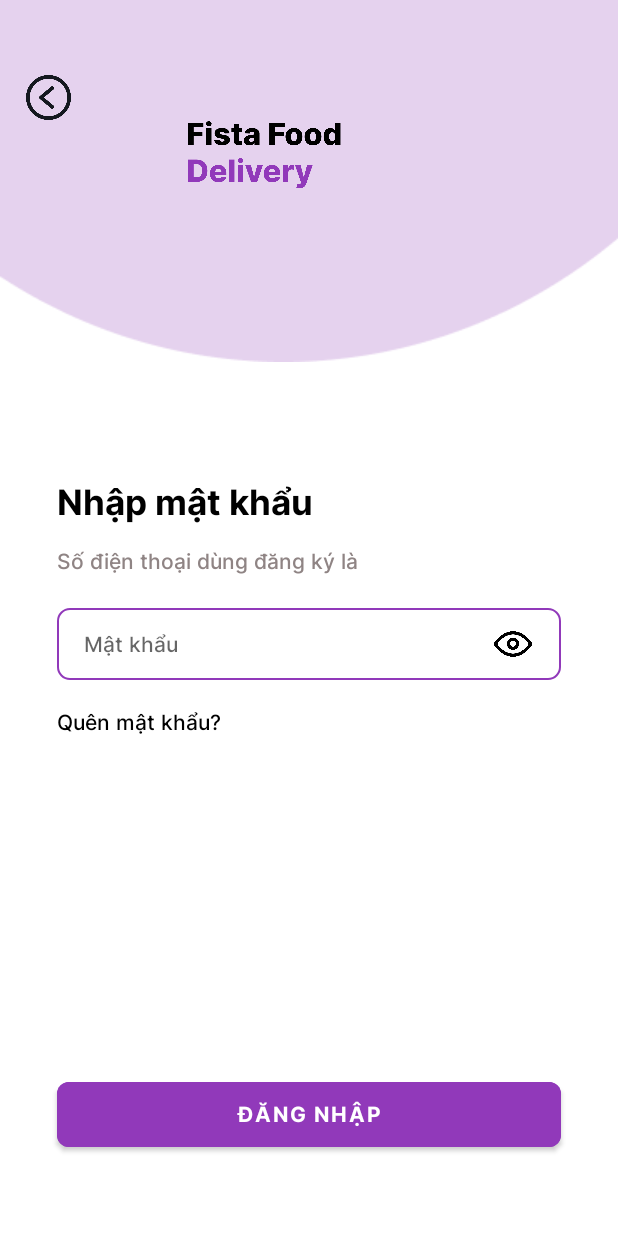
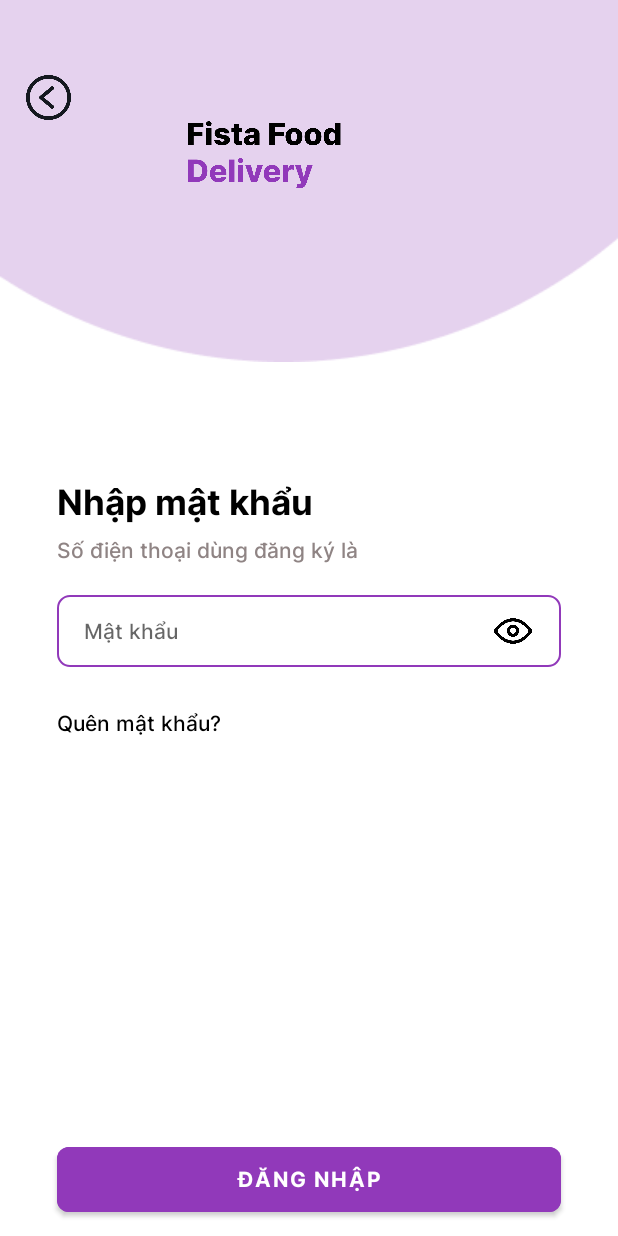
Before and after one commit to thuyle-23/Fista-Food-Delivery, an Android app: the layout layout_enter_password.xml on its own in the app's theme, with its tools: preview values and no code run, on a phone screen of 412 x 824 dp. Run offline under Robolectric (Android 15) with nearby library versions, the phone set to English and light mode, and no system bars.

Commit message:
modify gui part 2

```diff
--- a/app/src/main/res/layout/layout_enter_password.xml
+++ b/app/src/main/res/layout/layout_enter_password.xml
@@ -5,14 +5,48 @@
     android:layout_width="match_parent"
     android:layout_height="match_parent"
     tools:context=".EnterPassword">
-    <include layout="@layout/first_toolbar"/>
+
+    <ImageView
+        android:id="@+id/imgBack"
+        android:layout_width="30dp"
+        android:layout_height="30dp"
+        android:layout_marginLeft="17dp"
+        android:layout_marginTop="50dp"
+        android:translationZ="90dp"
+        app:srcCompat="@drawable/icon_back" />
+
+    <LinearLayout
+        android:layout_width="match_parent"
+        android:layout_height="wrap_content"
+        android:clickable="true"
+        android:focusableInTouchMode="true"
+        android:orientation="vertical">
+
+        <include layout="@layout/first_toolbar" />
+
+    </LinearLayout>
+
+    <ScrollView
+        android:layout_width="match_parent"
+        android:layout_height="wrap_content"
+        android:overScrollMode="never"
+        android:scrollbars="none">
+
+        <LinearLayout
+            android:layout_width="match_parent"
+            android:layout_height="wrap_content"
+            android:clickable="true"
+            android:focusableInTouchMode="true"
+            android:gravity="bottom"
+            android:orientation="vertical">
 
             <TextView
-        android:id="@+id/txtInstruct3"
-        android:layout_width="334dp"
+                android:id="@+id/txtInstruct1"
+                android:layout_width="wrap_content"
                 android:layout_height="32dp"
-        android:layout_marginLeft="38dp"
+                android:layout_marginStart="38dp"
                 android:layout_marginTop="317dp"
+                android:layout_marginEnd="37dp"
                 android:fontFamily="@font/inter_bold"
                 android:text="@string/label_password"
                 android:textColor="@color/black"
@@ -22,54 +56,62 @@
                 android:id="@+id/txtInstruct4"
                 android:layout_width="329dp"
                 android:layout_height="20dp"
-        android:layout_marginLeft="38dp"
-        android:layout_marginTop="364dp"
+                android:layout_centerHorizontal="true"
+                android:layout_marginStart="38dp"
+                android:layout_marginTop="7dp"
                 android:fontFamily="@font/inter_medium"
                 android:text="@string/helper_phoneNumber2"
                 android:textColor="@color/mainGray"
                 android:textSize="14sp" />
 
-    <ImageView
-        android:id="@+id/imgBack"
-        android:layout_width="30dp"
-        android:layout_height="30dp"
-        android:layout_marginLeft="17dp"
-        android:layout_marginTop="50dp"
-        app:srcCompat="@drawable/icon_back" />
 
             <EditText
-        android:id="@+id/text"
+                android:id="@+id/txtPassword"
                 android:layout_width="336dp"
                 android:layout_height="48dp"
-        android:layout_marginLeft="38dp"
-        android:layout_marginTop="405dp"
+                android:layout_marginStart="38dp"
+                android:layout_marginTop="20dp"
                 android:background="@drawable/edittext_border_purple"
+                android:drawableRight="@drawable/drawable_password"
                 android:fontFamily="@font/inter_medium"
                 android:hint="@string/placeholder_password"
                 android:paddingLeft="18dp"
-        android:textSize="14sp"
-        android:drawableRight="@drawable/drawable_password"/>
+                android:textSize="14sp" />
+
+            <TextView
+                android:id="@+id/txtForgotPassword"
+                android:layout_width="wrap_content"
+                android:layout_height="wrap_content"
+                android:layout_marginLeft="38dp"
+                android:layout_marginTop="27dp"
+                android:fontFamily="@font/inter_medium"
+                android:text="@string/label_forgotpassword"
+                android:textColor="@color/black"
+                android:textSize="14sp" />
+        </LinearLayout>
+    </ScrollView>
+
+    <LinearLayout
+        android:layout_width="match_parent"
+        android:layout_height="wrap_content"
+        android:layout_alignParentBottom="true"
+        android:background="@color/white"
+        android:clickable="true"
+        android:focusableInTouchMode="true"
+        android:orientation="vertical">
 
         <Button
             android:id="@+id/btnSignIn"
             android:layout_width="336dp"
             android:layout_height="55dp"
-        android:layout_marginLeft="38dp"
-        android:layout_marginTop="715dp"
+            android:layout_marginStart="38dp"
+            android:layout_marginTop="0dp"
+            android:layout_marginEnd="37dp"
+            android:layout_marginBottom="10dp"
             android:backgroundTint="@color/mainPurple"
             android:fontFamily="@font/inter_bold"
             android:text="@string/btnSignIn"
             app:cornerRadius="8dp"
             app:strokeColor="@color/mainPurple" />
-
-    <TextView
-        android:id="@+id/txtForgotPassword"
-        android:layout_width="336dp"
-        android:layout_height="20dp"
-        android:layout_marginLeft="38dp"
-        android:layout_marginTop="471dp"
-        android:fontFamily="@font/inter_medium"
-        android:text="@string/label_forgotpassword"
-        android:textColor="@color/black"
-        android:textSize="14sp" />
+    </LinearLayout>
 </RelativeLayout>
```
Also changed, not shown: app/src/main/AndroidManifest.xml (+4 -4 lines), app/src/main/java/com/example/fooddelivery/AddLocationnActivity.java (+57 -0 lines), app/src/main/java/com/example/fooddelivery/EnterPassword.java (+17 -0 lines), app/src/main/java/com/example/fooddelivery/Login.java (+14 -0 lines), app/src/main/res/layout/layout_add_locationn.xml (+21 -1 lines), app/src/main/res/layout/layout_forget_password.xml (+14 -8 lines), app/src/main/res/layout/layout_login.xml (+61 -44 lines). Lines whose indentation alone changed are shown as unchanged.
